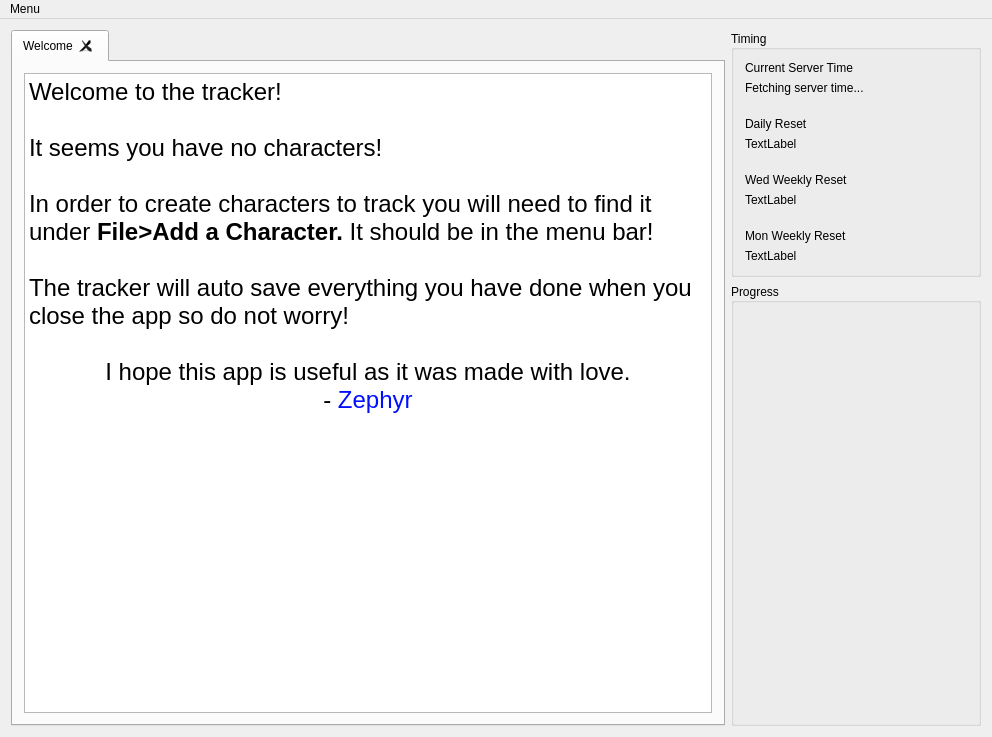
BryceCallender/OldMapleTracker, file MapleDailyTracker/mainwindow.ui: the form before one commit.
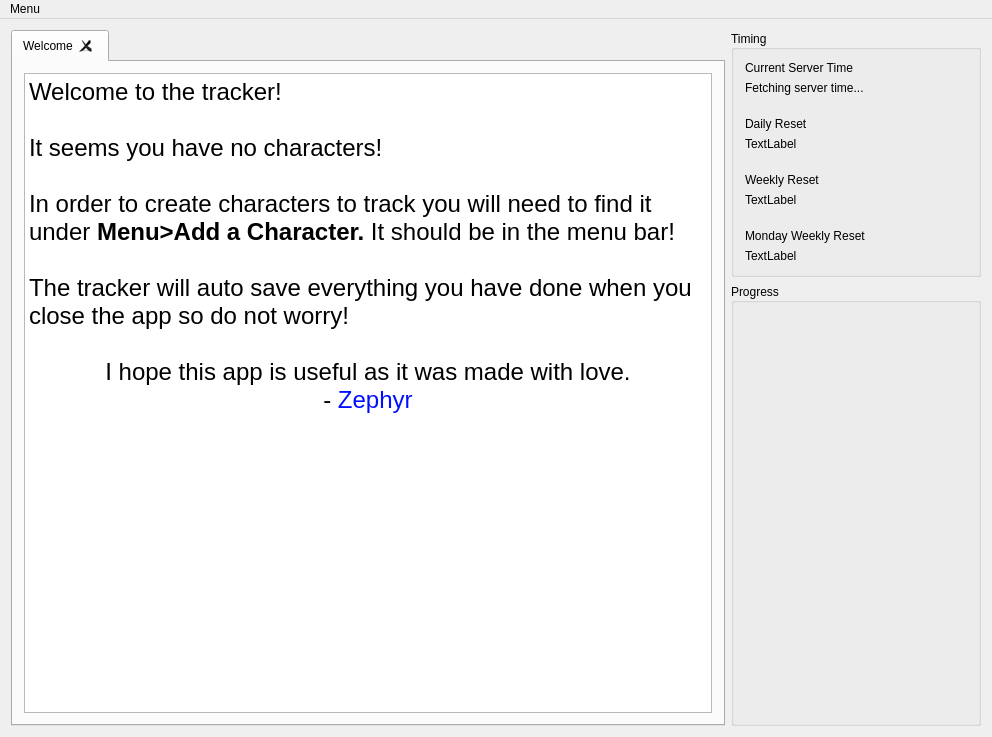
The form after the commit. Custom widgets are drawn as their Qt base class.

```diff
--- a/MapleDailyTracker/mainwindow.ui
+++ b/MapleDailyTracker/mainwindow.ui
@@ -50,7 +50,7 @@
 &lt;/style&gt;&lt;/head&gt;&lt;body style=&quot; font-family:'.AppleSystemUIFont'; font-size:13pt; font-weight:400; font-style:normal;&quot;&gt;
 &lt;p style=&quot; margin-top:0px; margin-bottom:0px; margin-left:0px; margin-right:0px; -qt-block-indent:0; text-indent:0px;&quot;&gt;&lt;span style=&quot; font-size:18pt;&quot;&gt;Welcome to the tracker! &lt;br /&gt;&lt;br /&gt;It seems you have no characters!&lt;/span&gt;&lt;/p&gt;
 &lt;p style=&quot;-qt-paragraph-type:empty; margin-top:0px; margin-bottom:0px; margin-left:0px; margin-right:0px; -qt-block-indent:0; text-indent:0px; font-size:18pt;&quot;&gt;&lt;br /&gt;&lt;/p&gt;
-&lt;p style=&quot; margin-top:0px; margin-bottom:0px; margin-left:0px; margin-right:0px; -qt-block-indent:0; text-indent:0px;&quot;&gt;&lt;span style=&quot; font-size:18pt;&quot;&gt;In order to create characters to track you will need to find it under &lt;/span&gt;&lt;span style=&quot; font-size:18pt; font-weight:700;&quot;&gt;File&amp;gt;Add a Character.&lt;/span&gt;&lt;span style=&quot; font-size:18pt;&quot;&gt; It should be in the menu bar!&lt;/span&gt;&lt;/p&gt;
+&lt;p style=&quot; margin-top:0px; margin-bottom:0px; margin-left:0px; margin-right:0px; -qt-block-indent:0; text-indent:0px;&quot;&gt;&lt;span style=&quot; font-size:18pt;&quot;&gt;In order to create characters to track you will need to find it under &lt;/span&gt;&lt;span style=&quot; font-size:18pt; font-weight:700;&quot;&gt;Menu&amp;gt;Add a Character.&lt;/span&gt;&lt;span style=&quot; font-size:18pt;&quot;&gt; It should be in the menu bar!&lt;/span&gt;&lt;/p&gt;
 &lt;p style=&quot;-qt-paragraph-type:empty; margin-top:0px; margin-bottom:0px; margin-left:0px; margin-right:0px; -qt-block-indent:0; text-indent:0px; font-size:18pt;&quot;&gt;&lt;br /&gt;&lt;/p&gt;
 &lt;p style=&quot; margin-top:0px; margin-bottom:0px; margin-left:0px; margin-right:0px; -qt-block-indent:0; text-indent:0px;&quot;&gt;&lt;span style=&quot; font-size:18pt;&quot;&gt;The tracker will auto save everything you have done when you close the app so do not worry! &lt;/span&gt;&lt;/p&gt;
 &lt;p align=&quot;center&quot; style=&quot;-qt-paragraph-type:empty; margin-top:0px; margin-bottom:0px; margin-left:0px; margin-right:0px; -qt-block-indent:0; text-indent:0px; font-size:18pt;&quot;&gt;&lt;br /&gt;&lt;/p&gt;
@@ -99,7 +99,7 @@
            <item row="6" column="0">
             <widget class="QLabel" name="label_3">
              <property name="text">
-              <string>Wed Weekly Reset</string>
+              <string>Weekly Reset</string>
              </property>
             </widget>
            </item>
@@ -113,7 +113,7 @@
            <item row="9" column="0">
             <widget class="QLabel" name="label_5">
              <property name="text">
-              <string>Mon Weekly Reset</string>
+              <string>Monday Weekly Reset</string>
              </property>
             </widget>
            </item>
```
